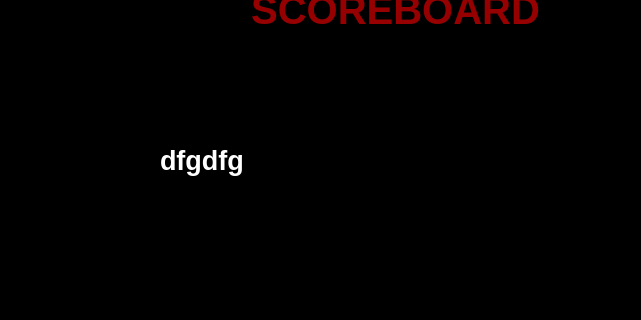
Before: the Qt Designer form mainwindow.ui in NareszcieCosSieDzieje/SK-Wisielec, drawn with Qt 5; both pictures show x 0 to 641 and y 85 to 405 of the 800 by 600 pixel window.
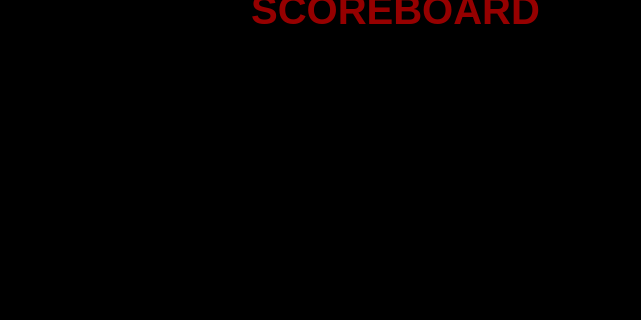
After: the same form once the commit is applied. The open tabs and pages were chosen to show the change.

```diff
--- a/mainwindow.ui
+++ b/mainwindow.ui
@@ -60,7 +60,7 @@
      <enum>Qt::LeftToRight</enum>
     </property>
     <property name="styleSheet">
-     <string notr="true">background-color: black; font-weight: 600;</string>
+     <string notr="true">background-color: black;</string>
     </property>
     <property name="currentIndex">
      <number>5</number>
@@ -1460,7 +1460,7 @@
 ; font-weight: 600;</string>
       </property>
       <property name="text">
-       <string>dfgdfg</string>
+       <string/>
       </property>
       <property name="alignment">
        <set>Qt::AlignLeading|Qt::AlignLeft|Qt::AlignVCenter</set>
```
Left out of the diff: 2 changed lines with no effect on the pictures.
